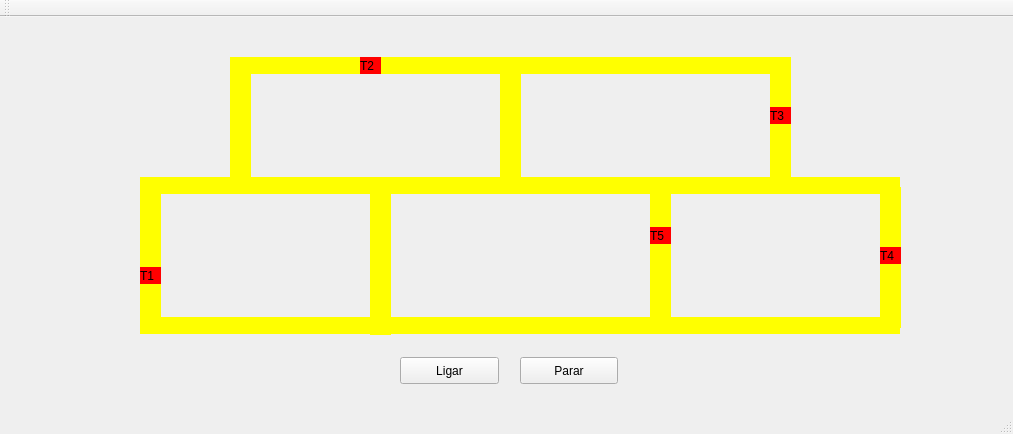
Above: mainwindow.ui from Ezeque/Projeto_2_SO before the change. Below: the same form after it.
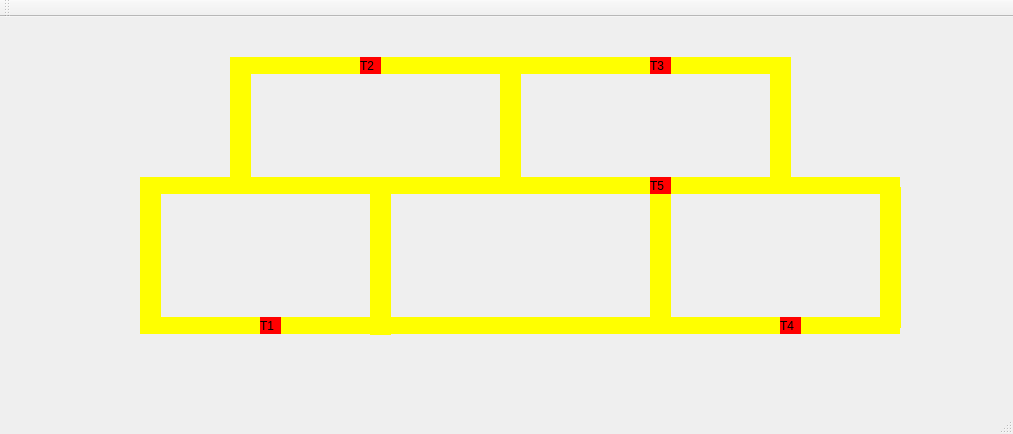
That is the form after the change.

Commit message: definidas as rotas dos trens

The edit to the form file:
```diff
--- a/mainwindow.ui
+++ b/mainwindow.ui
@@ -78,32 +78,6 @@
      <string/>
     </property>
    </widget>
-   <widget class="QPushButton" name="pushButton">
-    <property name="geometry">
-     <rect>
-      <x>400</x>
-      <y>340</y>
-      <width>99</width>
-      <height>27</height>
-     </rect>
-    </property>
-    <property name="text">
-     <string>Ligar</string>
-    </property>
-   </widget>
-   <widget class="QPushButton" name="pushButton_2">
-    <property name="geometry">
-     <rect>
-      <x>520</x>
-      <y>340</y>
-      <width>98</width>
-      <height>27</height>
-     </rect>
-    </property>
-    <property name="text">
-     <string>Parar</string>
-    </property>
-   </widget>
    <widget class="QLabel" name="label_trilho14">
     <property name="geometry">
      <rect>
@@ -264,38 +238,6 @@
      <string/>
     </property>
    </widget>
-   <widget class="QLabel" name="label_trem3">
-    <property name="geometry">
-     <rect>
-      <x>770</x>
-      <y>90</y>
-      <width>21</width>
-      <height>17</height>
-     </rect>
-    </property>
-    <property name="styleSheet">
-     <string notr="true">QLabel { background: red}</string>
-    </property>
-    <property name="text">
-     <string>T3</string>
-    </property>
-   </widget>
-   <widget class="QLabel" name="label_trem4">
-    <property name="geometry">
-     <rect>
-      <x>880</x>
-      <y>230</y>
-      <width>21</width>
-      <height>17</height>
-     </rect>
-    </property>
-    <property name="styleSheet">
-     <string notr="true">QLabel { background: red}</string>
-    </property>
-    <property name="text">
-     <string>T4</string>
-    </property>
-   </widget>
    <widget class="QLabel" name="label_trem2">
     <property name="geometry">
      <rect>
@@ -315,8 +257,8 @@
    <widget class="QLabel" name="label_trem1">
     <property name="geometry">
      <rect>
-      <x>140</x>
-      <y>250</y>
+      <x>260</x>
+      <y>300</y>
       <width>21</width>
       <height>17</height>
      </rect>
@@ -348,7 +290,7 @@
     <property name="geometry">
      <rect>
       <x>650</x>
-      <y>210</y>
+      <y>160</y>
       <width>21</width>
       <height>17</height>
      </rect>
@@ -360,6 +302,38 @@
      <string>T5</string>
     </property>
    </widget>
+   <widget class="QLabel" name="label_trem4">
+    <property name="geometry">
+     <rect>
+      <x>780</x>
+      <y>300</y>
+      <width>21</width>
+      <height>17</height>
+     </rect>
+    </property>
+    <property name="styleSheet">
+     <string notr="true">QLabel { background: red}</string>
+    </property>
+    <property name="text">
+     <string>T4</string>
+    </property>
+   </widget>
+   <widget class="QLabel" name="label_trem3">
+    <property name="geometry">
+     <rect>
+      <x>650</x>
+      <y>40</y>
+      <width>21</width>
+      <height>17</height>
+     </rect>
+    </property>
+    <property name="styleSheet">
+     <string notr="true">QLabel { background: red}</string>
+    </property>
+    <property name="text">
+     <string>T3</string>
+    </property>
+   </widget>
   </widget>
   <widget class="QMenuBar" name="menuBar">
    <property name="geometry">
```
The commit also changes 2 other files.
